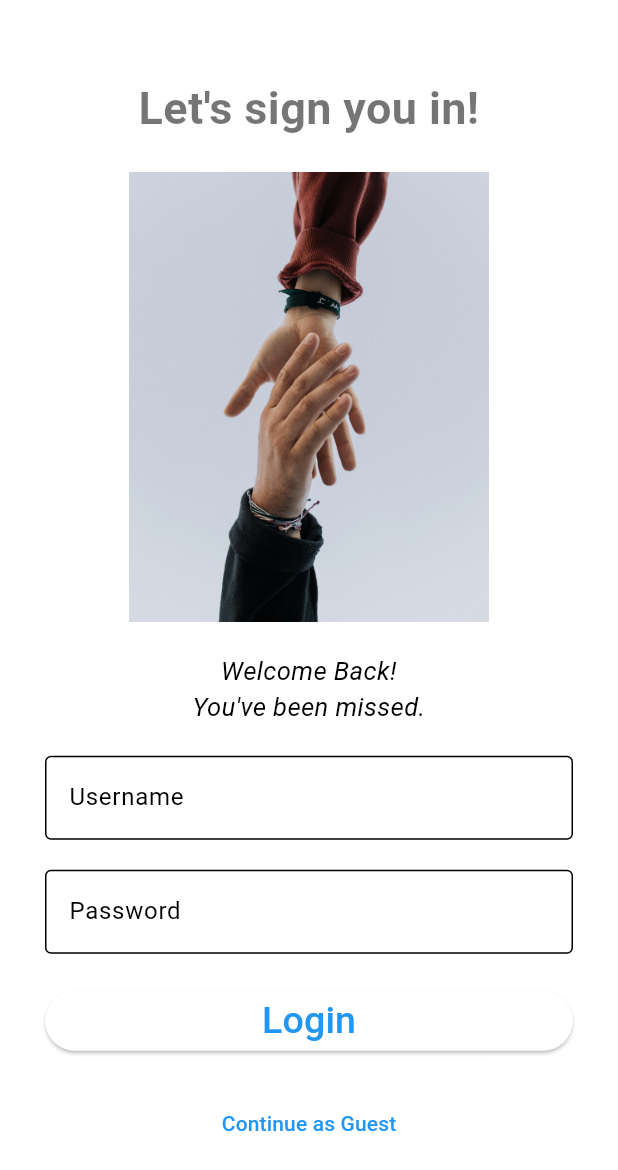
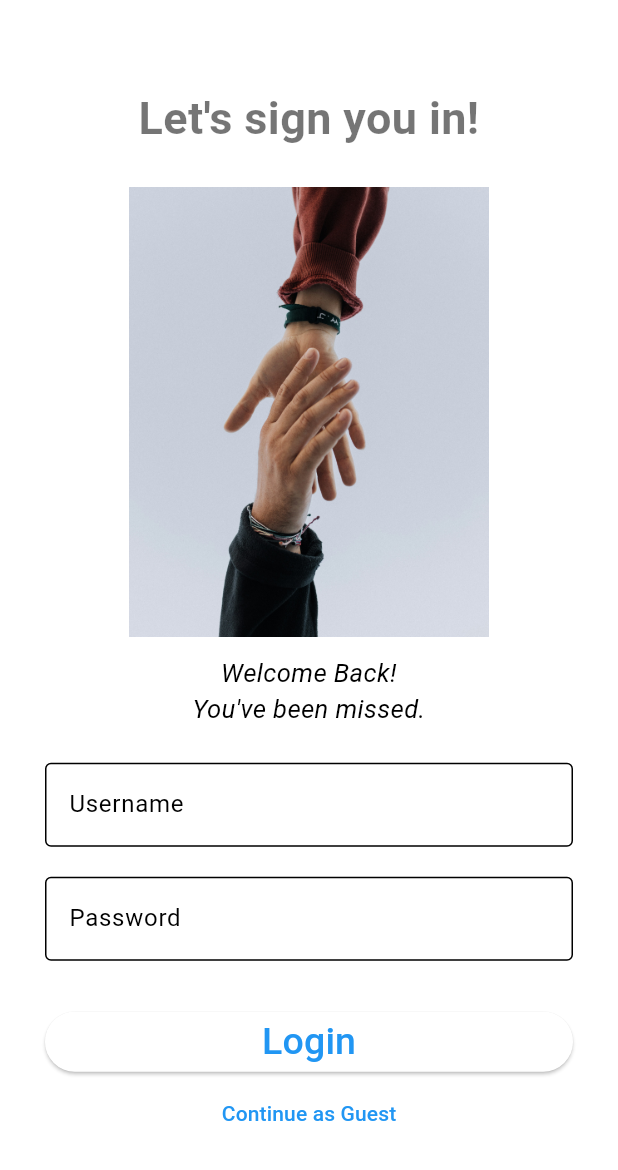
Before and after one commit to Moab5/Demo_ChatApp, a Flutter app: the screen it shows after launch, on a phone screen of 412 x 824 dp. Shown: the top 1170 px of the screen. Run offline on Flutter 3.47's test engine with Material 3 defaults, Android fonts, the phone set to English and light mode, and no system bars.

Commit message:
- Make the UI more responsive for the web

```diff
--- /dev/null
+++ b/lib/Utils/spaces.dart
@@ -0,0 +1,5 @@
+import 'package:flutter/material.dart';
+
+Widget verticalSpacing(double val) => SizedBox(height: val);
+
+Widget horizontalSpacing(double val) => SizedBox(width: val);
--- a/lib/Widgets/chat_bubble.dart
+++ b/lib/Widgets/chat_bubble.dart
@@ -18,7 +18,7 @@ class ChatBubble extends StatelessWidget {
             bottom: 10
         ),
         constraints: BoxConstraints(
-          maxWidth: MediaQuery.of(context).size.width * 0.5,
+          maxWidth: MediaQuery.of(context).size.width * 0.6,
         ),
         padding: const EdgeInsets.all(15),
         decoration: BoxDecoration(
--- a/lib/login_page.dart
+++ b/lib/login_page.dart
@@ -1,64 +1,58 @@
 import 'package:flutter/material.dart';
 
+import 'Utils/spaces.dart';
 import 'Widgets/login_textfield.dart';
 
 class LoginPage extends StatelessWidget {
-
   final usernameController = TextEditingController();
   final passwordController = TextEditingController();
   final _formKey = GlobalKey<FormState>();
 
   LoginPage({super.key});
 
-  void loginUser (context) {
+  void loginUser(context) {
     if (_formKey.currentState != null && _formKey.currentState!.validate()) {
       print(usernameController);
       print(passwordController);
 
-      Navigator.pushReplacementNamed(
-        context, '/chat', arguments: usernameController.text
-      );
+      Navigator.pushReplacementNamed(context, '/chat',
+          arguments: usernameController.text);
       print("Login Successful!");
     } else {
       print("Login unsuccessful");
     }
   }
-  @override
-  Widget build(BuildContext context) {
-    return Scaffold(
-      body: Center(
-        child:
-          CustomScrollView(
-            scrollDirection: Axis.vertical,
-            slivers: [
-              SliverFillRemaining(
-                hasScrollBody: false,
-                child:
-                Padding(
-                  padding: const EdgeInsets.all(30.0),
-                  child: Column(
-                    mainAxisAlignment: MainAxisAlignment.spaceEvenly,
-                    crossAxisAlignment: CrossAxisAlignment.stretch,
+
+  Widget _buildHeader(context) {
+    return Column(
       children: [
-                      const Text("Let's sign you in!",
+        const Text(
+          "Let's sign you in!",
           textAlign: TextAlign.center,
           style: TextStyle(
-                          fontSize: 30,
-                          fontWeight: FontWeight.bold,
-                          color: Colors.black54
+              fontSize: 30, fontWeight: FontWeight.bold, color: Colors.black54),
         ),
-                      ),
+        verticalSpacing(24),
         Image.asset(
           'assets/home_page.jpeg',
           height: 300,
         ),
-                      const Text("Welcome Back! \nYou've been missed.",
+        verticalSpacing(12),
+        const Text(
+          "Welcome Back! \nYou've been missed.",
           textAlign: TextAlign.center,
-                        style: TextStyle(
-                            fontSize: 17,
-                            fontStyle: FontStyle.italic
+          style: TextStyle(fontSize: 17, fontStyle: FontStyle.italic),
         ),
-                      ),
+        verticalSpacing(24),
+      ],
+    );
+  }
+
+  Widget _buildForm(context) {
+    return Column(
+      mainAxisAlignment: MainAxisAlignment.center,
+      crossAxisAlignment: CrossAxisAlignment.stretch,
+      children: [
         Form(
           key: _formKey,
           child: Column(
@@ -66,8 +60,7 @@ class LoginPage extends StatelessWidget {
               LoginTextfield(
                 hintText: "Username",
                 validator: (value) {
-                                if (value != null && value.isNotEmpty &&
-                                    value.length < 4) {
+                  if (value != null && value.isNotEmpty && value.length < 4) {
                     return "Username should be more than 3 characters";
                   } else if (value != null && value.isEmpty) {
                     return "Please enter username";
@@ -82,8 +75,7 @@ class LoginPage extends StatelessWidget {
               LoginTextfield(
                 hintText: "Password",
                 validator: (value) {
-                                if (value != null && value.isNotEmpty &&
-                                    value.length < 8) {
+                  if (value != null && value.isNotEmpty && value.length < 8) {
                     return "Password should be more than 7 characters";
                   } else if (value != null && value.isEmpty) {
                     return "Password cannot be empty";
@@ -96,30 +88,75 @@ class LoginPage extends StatelessWidget {
             ],
           ),
         ),
+        verticalSpacing(30),
         ElevatedButton(
-                          onPressed: () {loginUser(context);},
+            onPressed: () {
+              loginUser(context);
+            },
             child: const Text(
               'Login',
               style: TextStyle(fontSize: 25),
-                          )
-                      ),
+            )),
         TextButton(
             onPressed: () {
-                            Navigator.pushNamed(
-                              context, '/chat',
-                                arguments: usernameController.text
+              Navigator.pushNamed(context, '/chat',
+                  arguments: usernameController.text);
+            },
+            child: const Text('Continue as Guest'))
+      ],
     );
-                          },
-                          child: const Text(
-                              'Continue as Guest'
-                          )
+  }
+
+  @override
+  Widget build(BuildContext context) {
+    return Scaffold(
+      body: Center(
+        child: Padding(
+          padding: const EdgeInsets.all(30.0),
+          child: LayoutBuilder(builder: (context, BoxConstraints constraints) {
+            if (constraints.maxWidth > 1000) {
+              return Row(
+                children: [
+                  Spacer(
+                    flex: 1,
+                  ),
+                  Expanded(
+                    child: Column(
+                      mainAxisAlignment: MainAxisAlignment.center,
+                      children: [_buildHeader(context)],
+                    ),
+                  ),
+                  Spacer(
+                    flex: 1,
+                  ),
+                  Expanded(child: Column(
+                    mainAxisAlignment: MainAxisAlignment.center,
+                    crossAxisAlignment: CrossAxisAlignment.stretch,
+                    children: [
+                      _buildForm(context),
+                    ],
+                  )),
+                  Spacer(
+                    flex: 1,
+                  ),
+                ],
+              );
+            }
+            return  CustomScrollView(
+              scrollDirection: Axis.vertical,
+              slivers: [
+                SliverFillRemaining(
+                    hasScrollBody: false,
+                    child: Column(
+                      mainAxisAlignment: MainAxisAlignment.center,
+                      crossAxisAlignment: CrossAxisAlignment.stretch,
+                      children: [_buildHeader(context), _buildForm(context)],
+                    ),
                 )
               ]
+            );
+          })
         ),
-                ),
-              ),
-            ],
-          )
       ),
     );
   }
```
Also changed, not shown: lib/Utils/textfield_styles.dart (deleted). Lines whose indentation alone changed are shown as unchanged.
